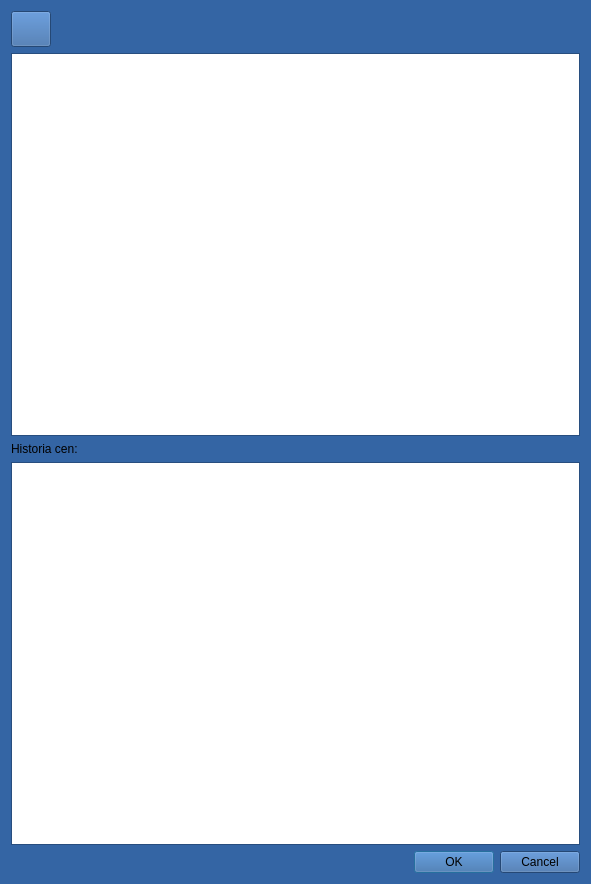
The window that skoryDialog.ui (militia11/shoes) describes before a commit, drawn with Qt 5.
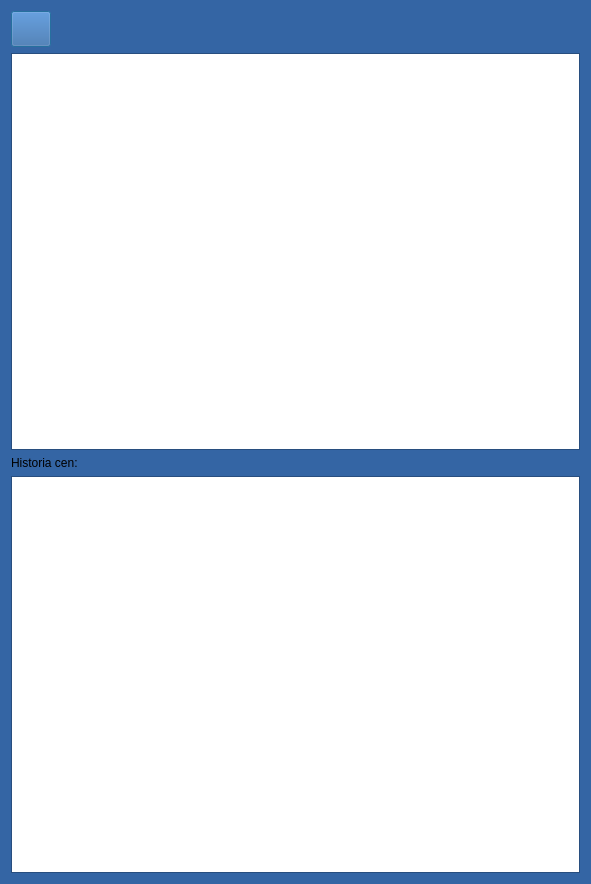
The same window after the commit. Icons and pictures are not drawn.

Diff of the .ui file:
```diff
--- a/skoryDialog.ui
+++ b/skoryDialog.ui
@@ -517,16 +517,6 @@
      </attribute>
     </widget>
    </item>
-   <item>
-    <widget class="QDialogButtonBox" name="buttonBox">
-     <property name="orientation">
-      <enum>Qt::Horizontal</enum>
-     </property>
-     <property name="standardButtons">
-      <set>QDialogButtonBox::Cancel|QDialogButtonBox::Ok</set>
-     </property>
-    </widget>
-   </item>
   </layout>
  </widget>
  <resources>
```
